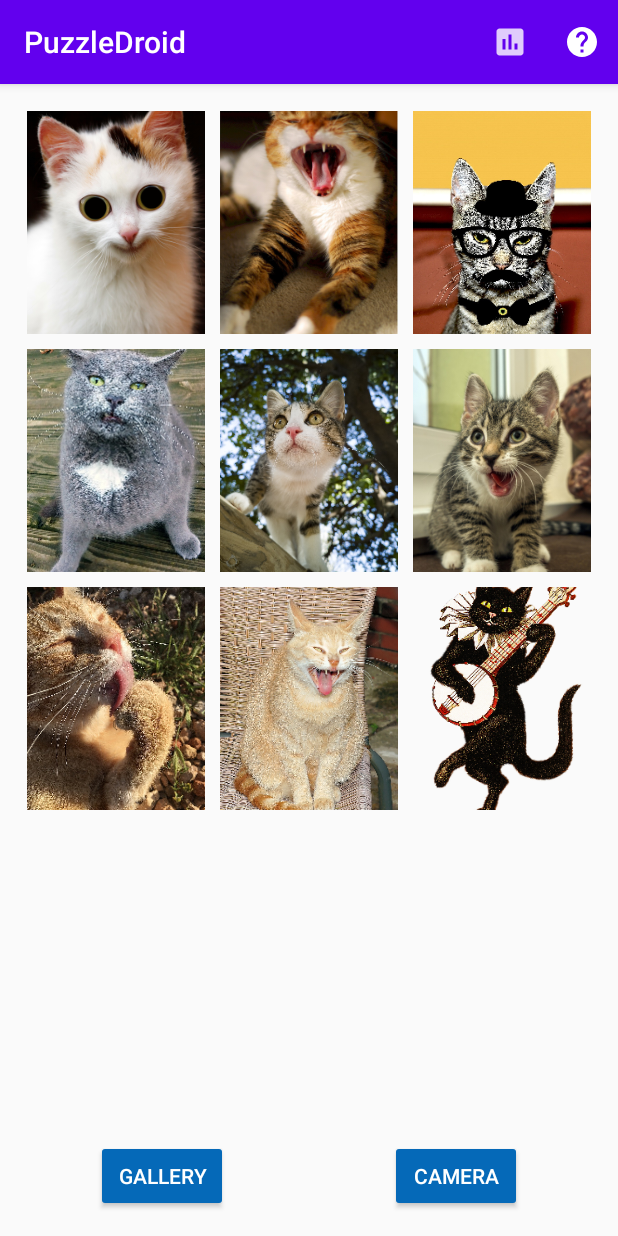
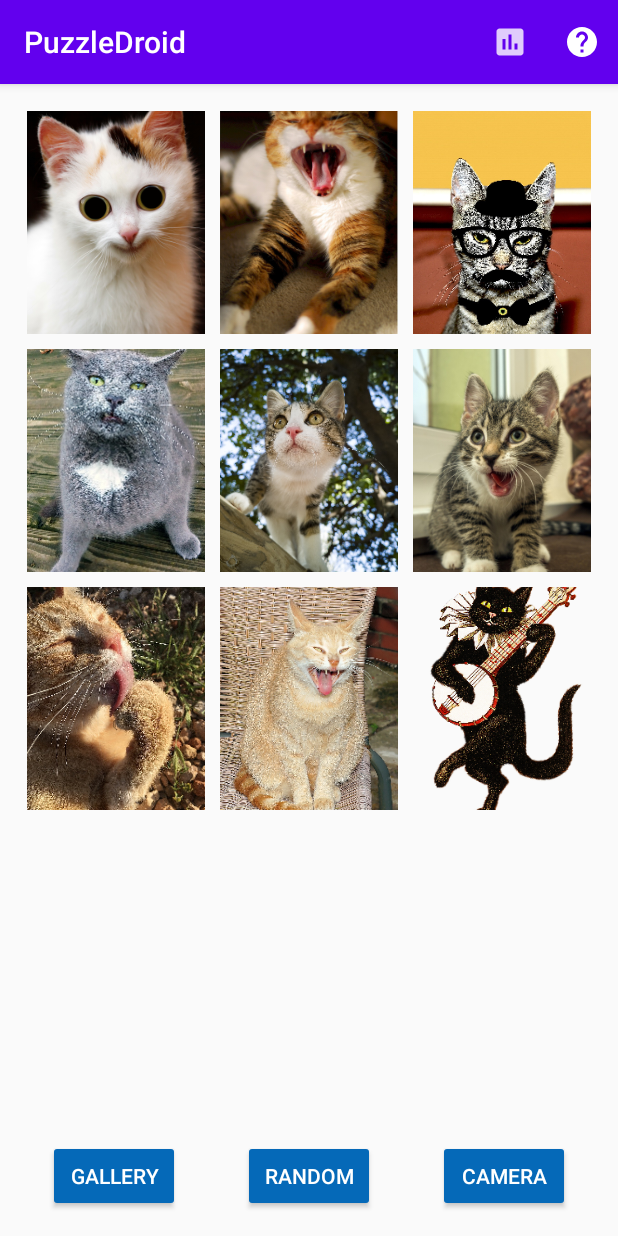
Before and after one commit to cviaplanaa/P5M, an Android app: the screen it shows after launch (MainActivity), on a phone screen of 412 x 824 dp. Run offline under Robolectric (Android 15) with nearby library versions, the phone set to English and light mode, and no system bars; our stand-ins replace Room's generated code, Timber; 8 statements that could not run were skipped.

Commit message:
Implement Random image list

```diff
--- a/app/build.gradle
+++ b/app/build.gradle
@@ -56,5 +56,7 @@ dependencies {
     def room_version = "2.2.4"
     implementation "androidx.room:room-runtime:$room_version"
     kapt "androidx.room:room-compiler:$room_version"
-
+    // Glide for loading images
+    implementation 'com.github.bumptech.glide:glide:4.11.0'
+    annotationProcessor 'com.github.bumptech.glide:compiler:4.11.0'
 }
--- a/app/src/main/java/com/p5m/puzzledroid/database/ScoreDatabase.java
+++ b/app/src/main/java/com/p5m/puzzledroid/database/PuzzledroidDatabase.java
@@ -10,17 +10,23 @@ import androidx.room.TypeConverters;
 /**
  * Class that represents the SQLite database.
  */
-@Database(entities = Score.class, exportSchema = false, version = 5)
+@Database(
+        entities = {
+                Score.class
+        },
+        exportSchema = false,
+        version = 8
+)
 @TypeConverters({Converters.class})
-public abstract class ScoreDatabase extends RoomDatabase {
+public abstract class PuzzledroidDatabase extends RoomDatabase {
     public abstract ScoreDao scoreDao();
-    private static final String DB_NAME = "score_db";
-    private static ScoreDatabase instance;
+    private static final String DB_NAME = "puzzledroid_db";
+    private static PuzzledroidDatabase instance;
 
-    public static synchronized ScoreDatabase getInstance(Context context) {
+    public static synchronized PuzzledroidDatabase getInstance(Context context) {
         if (instance == null) {
             instance = Room.databaseBuilder(context.getApplicationContext(),
-                    ScoreDatabase.class, DB_NAME)
+                    PuzzledroidDatabase.class, DB_NAME)
                     .fallbackToDestructiveMigration()
                     .build();
         }
--- a/app/src/main/java/com/p5m/puzzledroid/database/Score.java
+++ b/app/src/main/java/com/p5m/puzzledroid/database/Score.java
@@ -25,7 +25,7 @@ public class Score {
     private int scoreSeconds;
 
     /**
-     * Constructor necessary for Room.
+     * Constructor, necessary for Room.
      * @param id
      * @param puzzleName
      * @param initialTime
--- /dev/null
+++ b/app/src/main/java/com/p5m/puzzledroid/util/UnsolvedImages.java
@@ -0,0 +1,63 @@
+package com.p5m.puzzledroid.util;
+
+import java.util.ArrayList;
+import java.util.List;
+import java.util.Random;
+
+/**
+ * Singleton class that stores the list of unresolved cat images.
+ */
+public class UnsolvedImages {
+
+    private static UnsolvedImages instance = null;
+    private List<String> unsolvedImages;
+
+    /**
+     * Private constructor restricted to this class.
+      */
+    private UnsolvedImages() {
+        unsolvedImages = new ArrayList<>();
+    }
+
+    /**
+     * Procedure that returns the singleton.
+     * @return
+     */
+    public static UnsolvedImages getInstance() {
+        if (instance == null) {
+            instance = new UnsolvedImages();
+        }
+        return instance;
+    }
+
+    /**
+     * Return a random unsolved image.
+     * @return
+     */
+    public static String getRandomUnsolvedImage() {
+        List<String> unsolvedImages = getInstance().getUnsolvedImages();
+        Random random = new Random();
+        return unsolvedImages.get(random.nextInt(unsolvedImages.size()));
+    }
+
+    /**
+     * Remove an unsolved image.
+     */
+    public static void removeUnsolvedImage(String image) {
+        List<String> unsolvedImages = getInstance().getUnsolvedImages();
+        unsolvedImages.remove(image);
+        getInstance().setUnsolvedImages(unsolvedImages);
+    }
+
+    /**
+     * Getter and setter.
+     * @return
+     */
+    public List<String> getUnsolvedImages() {
+        return unsolvedImages;
+    }
+
+    public void setUnsolvedImages(List<String> unsolvedImages) {
+        this.unsolvedImages = unsolvedImages;
+    }
+}
--- a/app/src/main/java/com/p5m/puzzledroid/view/SplashScreenActivity.java
+++ b/app/src/main/java/com/p5m/puzzledroid/view/SplashScreenActivity.java
@@ -10,7 +10,7 @@ import android.widget.TextView;
 import com.p5m.puzzledroid.R;
 import com.p5m.puzzledroid.database.Score;
 import com.p5m.puzzledroid.database.ScoreDao;
-import com.p5m.puzzledroid.database.ScoreDatabase;
+import com.p5m.puzzledroid.database.PuzzledroidDatabase;
 import com.p5m.puzzledroid.util.AppExecutors;
 
 import java.util.List;
@@ -40,7 +40,7 @@ public class SplashScreenActivity extends AppCompatActivity {
         },3000);
 
         // Display the top three scores
-        final ScoreDao scoreDao = ScoreDatabase.getInstance(getApplicationContext()).scoreDao();
+        final ScoreDao scoreDao = PuzzledroidDatabase.getInstance(getApplicationContext()).scoreDao();
         // Run the database access code on another thread/scope
         AppExecutors.getInstance().diskIO().execute(new Runnable() {
             @Override
--- a/app/src/main/res/layout/activity_main.xml
+++ b/app/src/main/res/layout/activity_main.xml
@@ -33,8 +33,8 @@
         style="@style/Widget.AppCompat.Button.Colored"
         android:layout_width="0dp"
         android:layout_height="wrap_content"
-        android:layout_marginStart="64dp"
-        android:layout_marginLeft="64dp"
+        android:layout_marginStart="32dp"
+        android:layout_marginLeft="32dp"
         android:layout_marginBottom="16dp"
         android:onClick="onGalleryClick"
         android:text="Gallery"
@@ -46,12 +46,24 @@
         style="@style/Widget.AppCompat.Button.Colored"
         android:layout_width="0dp"
         android:layout_height="wrap_content"
-        android:layout_marginEnd="64dp"
-        android:layout_marginRight="64dp"
+        android:layout_marginEnd="32dp"
+        android:layout_marginRight="32dp"
         android:layout_marginBottom="16dp"
         android:onClick="onCameraClick"
         android:text="Camera"
         app:layout_constraintBottom_toBottomOf="parent"
         app:layout_constraintEnd_toEndOf="parent" />
 
+    <Button
+        android:id="@+id/randomButton"
+        style="@style/Widget.AppCompat.Button.Colored"
+        android:layout_width="wrap_content"
+        android:layout_height="wrap_content"
+        android:layout_marginBottom="16dp"
+        android:onClick="onRandomClick"
+        android:text="Random"
+        app:layout_constraintBottom_toBottomOf="parent"
+        app:layout_constraintEnd_toStartOf="@+id/cameraButton"
+        app:layout_constraintStart_toEndOf="@+id/galleryButton" />
+
 </androidx.constraintlayout.widget.ConstraintLayout>
```
Also changed, not shown: app/src/main/AndroidManifest.xml (+5 -4 lines), app/src/main/java/com/p5m/puzzledroid/util/Utils.java (+6 -2 lines), app/src/main/java/com/p5m/puzzledroid/view/MainActivity.java (+40 -3 lines), app/src/main/java/com/p5m/puzzledroid/view/PuzzleControllerActivity.java (+19 -7 lines), app/src/main/java/com/p5m/puzzledroid/view/ScoresActivity.java (+3 -6 lines).
